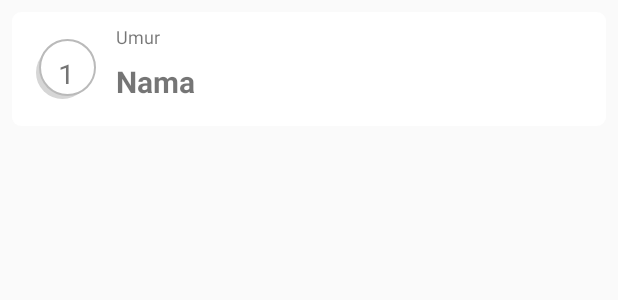
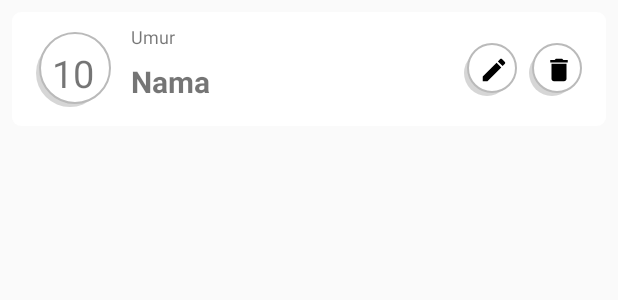
Before and after one commit to Arpgsfh/PA, an Android app: the layout list_item_profil_anak.xml on its own in the app's theme, with its tools: preview values and no code run, on a phone screen of 412 x 824 dp. Shown: the top 300 px of the screen. Run offline under Robolectric (Android 15) with nearby library versions, the phone set to English and light mode, and no system bars.

Commit message:
Tambah fitur delete profil anak

```diff
--- a/app/src/main/java/org/d3ifcool/denver/ProfilAnakActivity.java
+++ b/app/src/main/java/org/d3ifcool/denver/ProfilAnakActivity.java
@@ -51,7 +51,7 @@ public class ProfilAnakActivity extends AppCompatActivity {
 
         databaseProfilAnak = FirebaseDatabase.getInstance().getReference("Profil Anak").child(id);
 
-        mAdapter = new ProfilAnakAdapter(this, profilAnaks);
+        mAdapter = new ProfilAnakAdapter(this, id, profilAnaks);
 
         recyclerView = (RecyclerView) findViewById(R.id.recyclerProfil);
         tambah = (FloatingActionButton) findViewById(R.id.tambahProfil);
@@ -119,11 +119,11 @@ public class ProfilAnakActivity extends AppCompatActivity {
                 }
 
                 if (this != null){
-                    ProfilAnakAdapter profilAnakAdapter = new ProfilAnakAdapter(ProfilAnakActivity.this, profilAnaks);
+                    ProfilAnakAdapter profilAnakAdapter = new ProfilAnakAdapter(ProfilAnakActivity.this, id, profilAnaks);
                     recyclerView.setAdapter(profilAnakAdapter);
                 }
 
-                ProfilAnakAdapter profilAnakAdapter = new ProfilAnakAdapter(ProfilAnakActivity.this, profilAnaks);
+                ProfilAnakAdapter profilAnakAdapter = new ProfilAnakAdapter(ProfilAnakActivity.this, id, profilAnaks);
                 recyclerView.setAdapter(profilAnakAdapter);
             }
 
--- /dev/null
+++ b/app/src/main/res/drawable/ic_delete_black_20dp.xml
@@ -0,0 +1,4 @@
+<vector android:height="20dp" android:viewportHeight="24.0"
+    android:viewportWidth="24.0" android:width="20dp" xmlns:android="http://schemas.android.com/apk/res/android">
+    <path android:fillColor="#FF000000" android:pathData="M6,19c0,1.1 0.9,2 2,2h8c1.1,0 2,-0.9 2,-2V7H6v12zM19,4h-3.5l-1,-1h-5l-1,1H5v2h14V4z"/>
+</vector>
--- /dev/null
+++ b/app/src/main/res/drawable/ic_edit_black_20dp.xml
@@ -0,0 +1,4 @@
+<vector android:height="20dp" android:viewportHeight="24.0"
+    android:viewportWidth="24.0" android:width="20dp" xmlns:android="http://schemas.android.com/apk/res/android">
+    <path android:fillColor="#FF000000" android:pathData="M3,17.25V21h3.75L17.81,9.94l-3.75,-3.75L3,17.25zM20.71,7.04c0.39,-0.39 0.39,-1.02 0,-1.41l-2.34,-2.34c-0.39,-0.39 -1.02,-0.39 -1.41,0l-1.83,1.83 3.75,3.75 1.83,-1.83z"/>
+</vector>
--- a/app/src/main/res/layout/list_item_profil_anak.xml
+++ b/app/src/main/res/layout/list_item_profil_anak.xml
@@ -10,7 +10,7 @@
     app:cardElevation="6dp">
 
     <android.support.constraint.ConstraintLayout
-        android:layout_width="wrap_content"
+        android:layout_width="match_parent"
         android:layout_height="wrap_content">
 
         <TextView
@@ -41,20 +41,43 @@
 
         <TextView
             android:id="@+id/noAnakTextView"
-            android:layout_width="40dp"
-            android:layout_height="40dp"
+            android:layout_width="50dp"
+            android:layout_height="50dp"
             android:layout_marginStart="16dp"
             android:layout_marginLeft="16dp"
             android:background="@drawable/button_bg"
             android:gravity="center"
             android:text="10"
-            android:textSize="20sp"
+            android:textSize="25sp"
             app:layout_constraintBottom_toBottomOf="parent"
             app:layout_constraintStart_toStartOf="parent"
+            app:layout_constraintTop_toTopOf="parent" />
+
+        <Button
+            android:id="@+id/editButton"
+            android:layout_width="35dp"
+            android:layout_height="35dp"
+            android:layout_marginEnd="8dp"
+            android:layout_marginRight="8dp"
+            android:background="@drawable/button_bg"
+            android:drawableLeft="@drawable/ic_edit_black_20dp"
+            app:layout_constraintBottom_toBottomOf="parent"
+            app:layout_constraintEnd_toStartOf="@+id/deleteButton"
+            app:layout_constraintTop_toTopOf="parent" />
+
+        <Button
+            android:id="@+id/deleteButton"
+            android:layout_width="35dp"
+            android:layout_height="35dp"
+            android:layout_marginEnd="16dp"
+            android:layout_marginRight="16dp"
+            android:background="@drawable/button_bg"
+            android:drawableLeft="@drawable/ic_delete_black_20dp"
+            app:layout_constraintBottom_toBottomOf="parent"
+            app:layout_constraintEnd_toEndOf="parent"
             app:layout_constraintTop_toTopOf="parent" />
 
     </android.support.constraint.ConstraintLayout>
 
 
-
 </android.support.v7.widget.CardView>
```
Also changed, not shown: app/src/main/java/org/d3ifcool/denver/ProfilAnakAdapter.java (+21 -1 lines), app/src/main/res/drawable/ic_delete_black_24dp.xml (added, +9 -0 lines), app/src/main/res/drawable/ic_edit_black_24dp.xml (added, +9 -0 lines).
